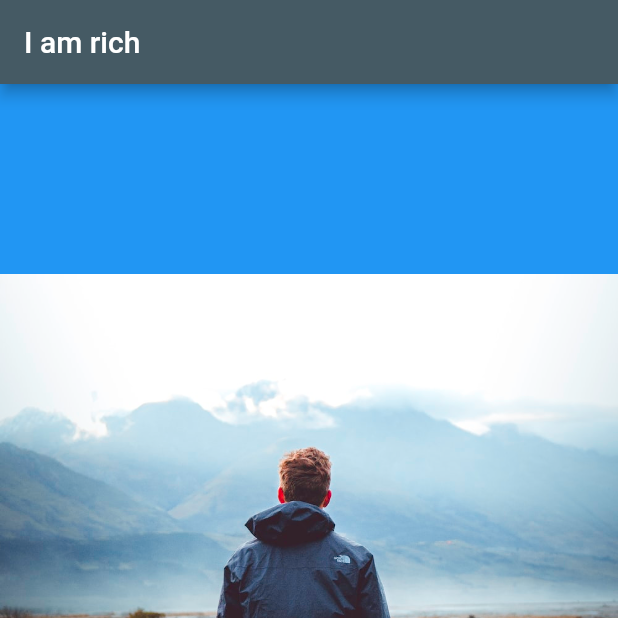
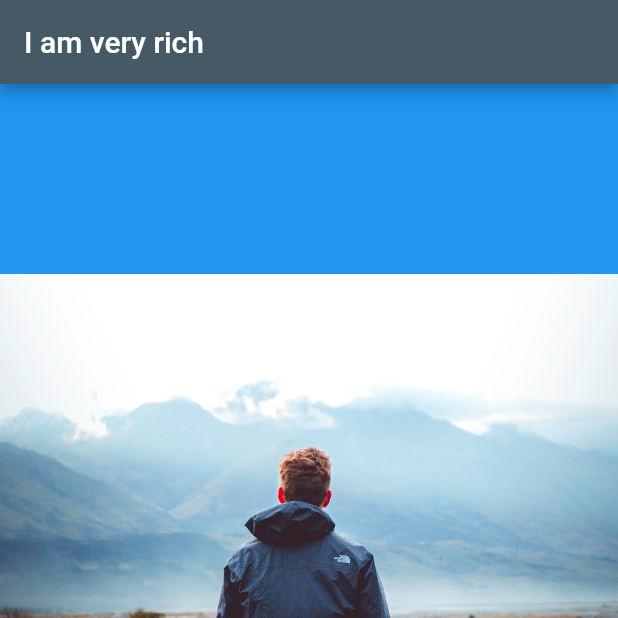
Before and after one commit to vivekpatahnia/first_app, a Flutter app: the screen it shows after launch, on a phone screen of 412 x 824 dp, the top half of it. Run offline on Flutter 3.47's test engine with Material 2 defaults, Android fonts, the phone set to English and light mode, and no system bars.

Commit message:
first change in text

```diff
--- a/lib/main.dart
+++ b/lib/main.dart
@@ -5,7 +5,7 @@ void main() {
       MaterialApp(
         home: Scaffold(
           appBar:AppBar(
-              title: const Text('I am rich'),
+              title: const Text('I am very rich'),
               backgroundColor: Colors.blueGrey[700]
           ),
           backgroundColor: Colors.blue,
```
